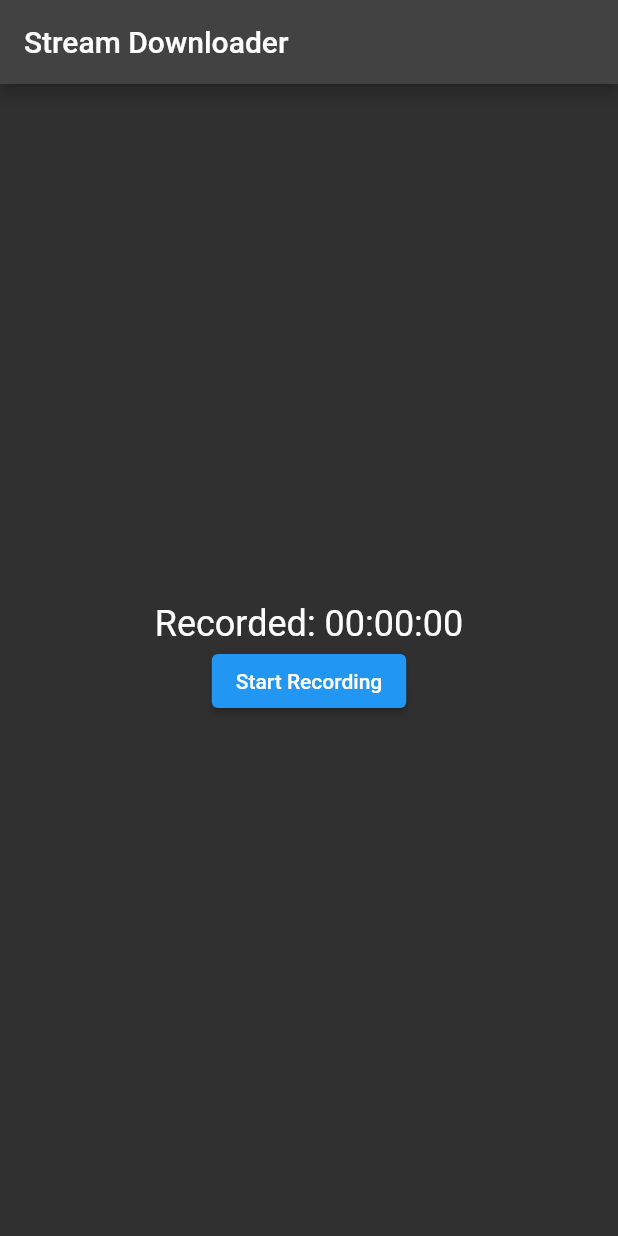
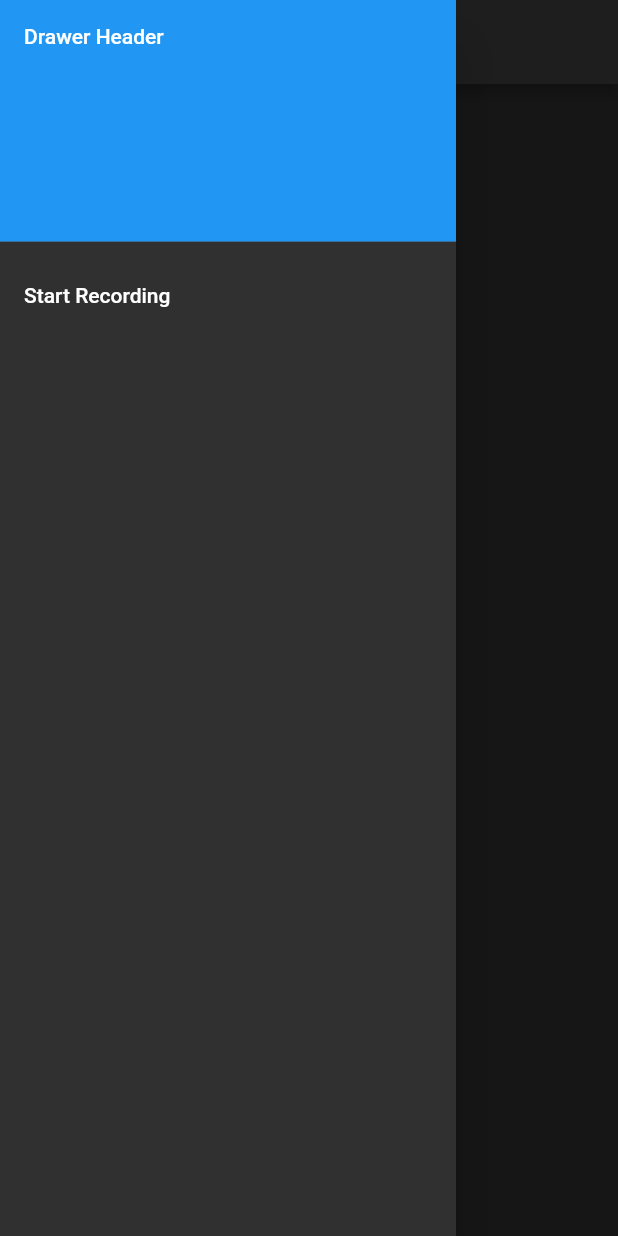
Before and after one commit to 0xharkirat/stream_recorder, a Flutter app: the screen it shows after launch, with the side drawer open (before the commit the screen has no drawer), on a phone screen of 412 x 824 dp. Run offline on Flutter 3.47's test engine with Material 2 defaults, Android fonts, the light colour scheme and no system bars.

```diff
--- a/lib/main.dart
+++ b/lib/main.dart
@@ -12,7 +12,8 @@ class MyApp extends StatelessWidget {
     return MaterialApp(
       title: 'VLC Recorder',
       theme: ThemeData.dark(),
-      home: StreamDownloader(streamUrl: 'https://live.sgpc.net:8443/;nocache=889869',),
+      // home: const PopupMenuExample(),
+      home: const StreamDownloader(streamUrl: 'https://live.sgpc.net:8443/;nocache=889869',),
     );
   }
 }
--- a/lib/recorder.dart
+++ b/lib/recorder.dart
@@ -16,6 +16,8 @@ class StreamDownloader extends StatefulWidget {
 class _StreamDownloaderState extends State<StreamDownloader> {
   late http.StreamedResponse _response;
   late bool _downloading;
+  Color _color = Colors.red;
+  BorderRadiusGeometry _borderRadius = BorderRadius.circular(100);
 
   var client;
   bool loading = false;
@@ -30,36 +32,95 @@ class _StreamDownloaderState extends State<StreamDownloader> {
   }
 
   @override
+  void dispose() {
+    // TODO: implement dispose
+    super.dispose();
+  }
+
+  @override
   Widget build(BuildContext context) {
     return Scaffold(
       appBar: AppBar(
         title: const Text('Stream Downloader'),
       ),
-      body: Center(
-        child: Column(
-          mainAxisAlignment: MainAxisAlignment.center,
+      drawer: Drawer(
+        child: ListView(
+          padding: EdgeInsets.zero,
           children: [
-            loading
-                ? const CircularProgressIndicator()
-                : Text(
-                    'Recorded: ${_formatDuration(_elapsedTime)}',
-                    style: const TextStyle(fontSize: 24.0),
-                  ),
+            const DrawerHeader(
+              decoration: BoxDecoration(
+                color: Colors.blue,
+              ),
+              child: Text('Drawer Header'),
+            ),
             if (!_downloading)
-              ElevatedButton(
-                onPressed: () {
+              ListTile(
+                title: const Text('Start Recording'),
+                onTap: () {
+                  // Update the state of the app
+                  // ...
+                  // Then close the drawer
                   _startDownload();
+                  Navigator.pop(context);
                 },
-                child: const Text('Start Recording'),
               ),
             if (_downloading)
-              ElevatedButton(
-                onPressed: () {
+              ListTile(
+                title: const Text('Stop/Save Recording'),
+                onTap: () {
+                  // Update the state of the app
+                  // ...
+                  // Then close the drawer
                   _stopDownload();
+                  Navigator.pop(context);
                 },
-                child: const Text('Stop/Save Recording'),
               ),
           ],
+        ),
+      ),
+      body: Padding(
+        padding: const EdgeInsets.only(right: 8),
+        child: Align(
+          alignment: Alignment.centerRight,
+          child: AnimatedOpacity(
+            opacity: _downloading ? 1 : 0,
+            duration: const Duration(seconds: 1),
+            child: AnimatedContainer(
+                padding: const EdgeInsets.all(8),
+                decoration: BoxDecoration(
+                  color: _color,
+                  borderRadius: _borderRadius,
+                ),
+                // Define how long the animation should take.
+                duration: const Duration(seconds: 1),
+                // Provide an optional curve to make the animation feel smoother.
+                curve: Curves.fastOutSlowIn,
+                child: loading
+                    ? const CircularProgressIndicator(
+                        color: Colors.white,
+                      )
+                    : Padding(
+                      padding: const EdgeInsets.all(4.0),
+                      child: InkWell(
+                          onTap: _stopDownload,
+                          child: Column(
+                            mainAxisSize: MainAxisSize.min,
+                            crossAxisAlignment: CrossAxisAlignment.center,
+                            mainAxisAlignment: MainAxisAlignment.spaceBetween,
+                            children: [
+                              const Icon(
+                                Icons.stop_circle_rounded,
+                                color: Colors.red,
+                              ),
+                              Text(
+                                _formatDuration(_elapsedTime),
+                                style: const TextStyle(color: Colors.red),
+                              ),
+                            ],
+                          ),
+                        ),
+                    )),
+          ),
         ),
       ),
     );
@@ -67,6 +128,8 @@ class _StreamDownloaderState extends State<StreamDownloader> {
 
   void _startDownload() async {
     setState(() {
+      _color = Colors.red;
+      _borderRadius = BorderRadius.circular(100);
       _downloading = true;
       _elapsedTime = Duration.zero;
       loading = true;
@@ -78,6 +141,8 @@ class _StreamDownloaderState extends State<StreamDownloader> {
 
     setState(() {
       loading = false;
+      _color = Colors.white;
+      _borderRadius = BorderRadius.circular(50);
     });
 
     // final dir = await getTemporaryDirectory();
@@ -122,6 +187,7 @@ class _StreamDownloaderState extends State<StreamDownloader> {
   void _stopDownload() async {
     await client.close();
     setState(() {
+      _elapsedTime = Duration.zero;
       _downloading = false;
     });
   }
```
Also changed, not shown: 2 other files.
